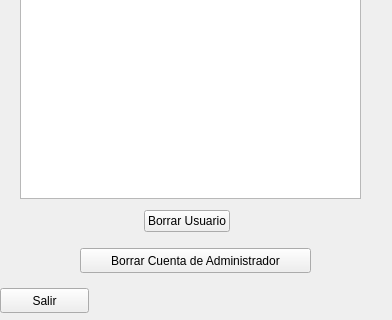
The window that usuarios_admin.ui (HailNicole/App_Finanzas) describes before a commit, drawn with Qt 5; both pictures show x 0 to 392 and y 142 to 462 of the 392 by 462 pixel window.
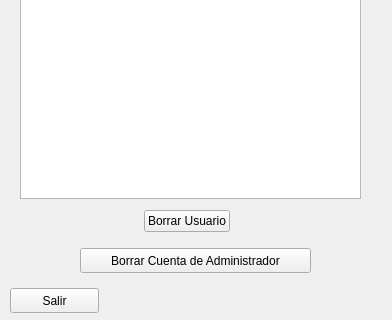
The same window after the commit.

Patch:
```diff
--- a/usuarios_admin.ui
+++ b/usuarios_admin.ui
@@ -109,7 +109,7 @@
   <widget class="QPushButton" name="btn_exit">
    <property name="geometry">
     <rect>
-     <x>0</x>
+     <x>10</x>
      <y>430</y>
      <width>89</width>
      <height>25</height>
```
